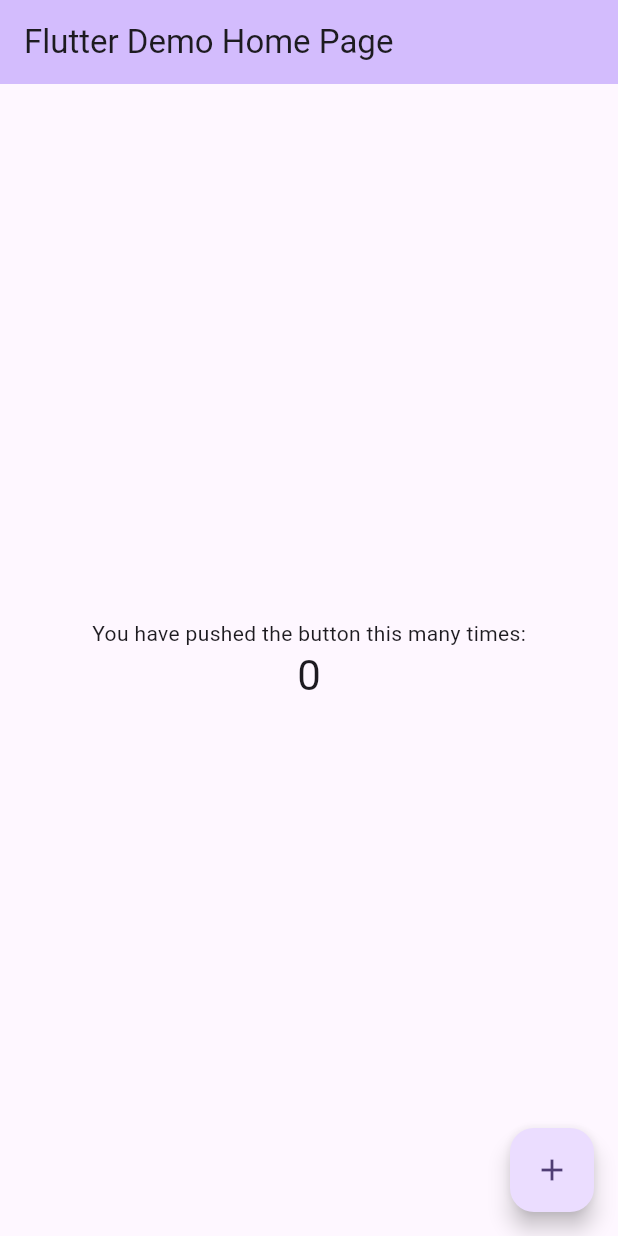
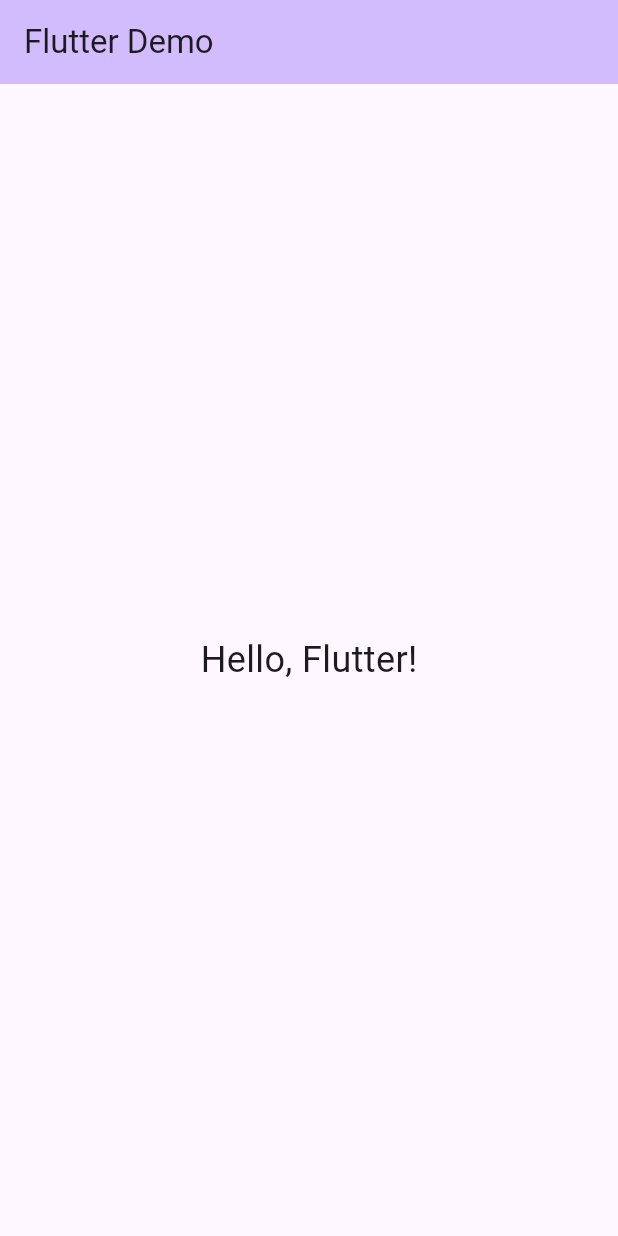
Before and after one commit to amplify-tech/diary, a Flutter app: the screen it shows after launch, on a phone screen of 412 x 824 dp. Run offline on Flutter 3.47's test engine with Material 3 defaults, Android fonts, the phone set to English and light mode, and no system bars.

Commit message:
basic skeleton of the flutter code

```diff
--- a/diary/lib/main.dart
+++ b/diary/lib/main.dart
@@ -7,119 +7,35 @@ void main() {
 class MyApp extends StatelessWidget {
   const MyApp({super.key});
 
-  // This widget is the root of your application.
   @override
   Widget build(BuildContext context) {
     return MaterialApp(
-      title: 'Flutter Demo',
+      title: 'Flutter App',
       theme: ThemeData(
-        // This is the theme of your application.
-        //
-        // TRY THIS: Try running your application with "flutter run". You'll see
-        // the application has a purple toolbar. Then, without quitting the app,
-        // try changing the seedColor in the colorScheme below to Colors.green
-        // and then invoke "hot reload" (save your changes or press the "hot
-        // reload" button in a Flutter-supported IDE, or press "r" if you used
-        // the command line to start the app).
-        //
-        // Notice that the counter didn't reset back to zero; the application
-        // state is not lost during the reload. To reset the state, use hot
-        // restart instead.
-        //
-        // This works for code too, not just values: Most code changes can be
-        // tested with just a hot reload.
         colorScheme: ColorScheme.fromSeed(seedColor: Colors.deepPurple),
         useMaterial3: true,
       ),
-      home: const MyHomePage(title: 'Flutter Demo Home Page'),
+      home: const MyHomePage(),
     );
   }
 }
 
-class MyHomePage extends StatefulWidget {
-  const MyHomePage({super.key, required this.title});
-
-  // This widget is the home page of your application. It is stateful, meaning
-  // that it has a State object (defined below) that contains fields that affect
-  // how it looks.
-
-  // This class is the configuration for the state. It holds the values (in this
-  // case the title) provided by the parent (in this case the App widget) and
-  // used by the build method of the State. Fields in a Widget subclass are
-  // always marked "final".
-
-  final String title;
-
-  @override
-  State<MyHomePage> createState() => _MyHomePageState();
-}
-
-class _MyHomePageState extends State<MyHomePage> {
-  int _counter = 0;
-
-  void _incrementCounter() {
-    setState(() {
-      // This call to setState tells the Flutter framework that something has
-      // changed in this State, which causes it to rerun the build method below
-      // so that the display can reflect the updated values. If we changed
-      // _counter without calling setState(), then the build method would not be
-      // called again, and so nothing would appear to happen.
-      _counter++;
-    });
-  }
+class MyHomePage extends StatelessWidget {
+  const MyHomePage({super.key});
 
   @override
   Widget build(BuildContext context) {
-    // This method is rerun every time setState is called, for instance as done
-    // by the _incrementCounter method above.
-    //
-    // The Flutter framework has been optimized to make rerunning build methods
-    // fast, so that you can just rebuild anything that needs updating rather
-    // than having to individually change instances of widgets.
     return Scaffold(
       appBar: AppBar(
-        // TRY THIS: Try changing the color here to a specific color (to
-        // Colors.amber, perhaps?) and trigger a hot reload to see the AppBar
-        // change color while the other colors stay the same.
+        title: const Text('Flutter Demo'),
         backgroundColor: Theme.of(context).colorScheme.inversePrimary,
-        // Here we take the value from the MyHomePage object that was created by
-        // the App.build method, and use it to set our appbar title.
-        title: Text(widget.title),
       ),
-      body: Center(
-        // Center is a layout widget. It takes a single child and positions it
-        // in the middle of the parent.
-        child: Column(
-          // Column is also a layout widget. It takes a list of children and
-          // arranges them vertically. By default, it sizes itself to fit its
-          // children horizontally, and tries to be as tall as its parent.
-          //
-          // Column has various properties to control how it sizes itself and
-          // how it positions its children. Here we use mainAxisAlignment to
-          // center the children vertically; the main axis here is the vertical
-          // axis because Columns are vertical (the cross axis would be
-          // horizontal).
-          //
-          // TRY THIS: Invoke "debug painting" (choose the "Toggle Debug Paint"
-          // action in the IDE, or press "p" in the console), to see the
-          // wireframe for each widget.
-          mainAxisAlignment: MainAxisAlignment.center,
-          children: <Widget>[
-            const Text(
-              'You have pushed the button this many times:',
-            ),
-            Text(
-              '$_counter',
-              style: Theme.of(context).textTheme.headlineMedium,
-            ),
-          ],
+      body: const Center(
+        child: Text(
+          'Hello, Flutter!',
+          style: TextStyle(fontSize: 24.0),
         ),
       ),
-      floatingActionButton: FloatingActionButton(
-        onPressed: _incrementCounter,
-        tooltip: 'Increment',
-        child: const Icon(Icons.add),
-      ), // This trailing comma makes auto-formatting nicer for build methods.
     );
   }
 }
```
